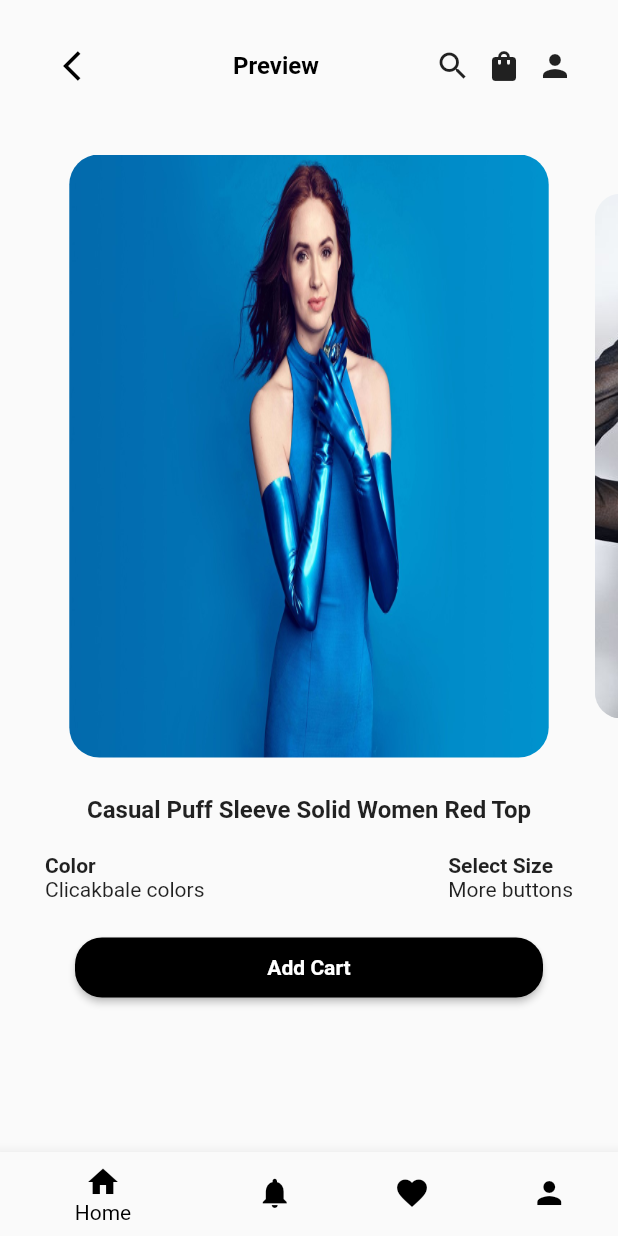
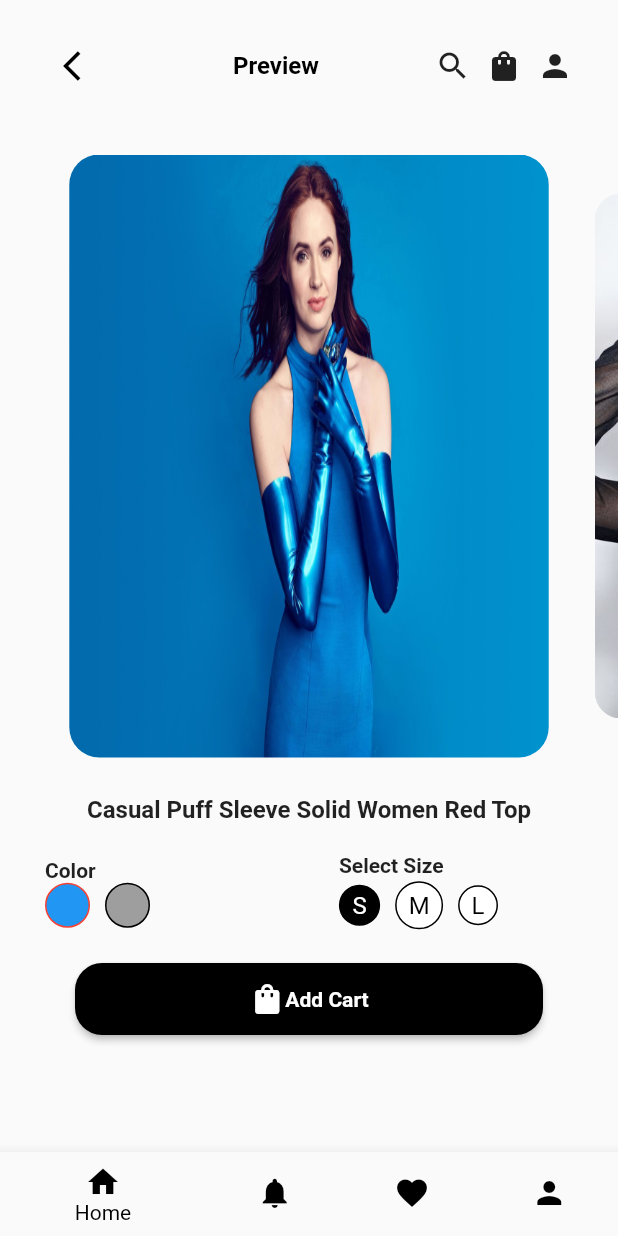
Before and after one commit to rohit0110/shop_app, a Flutter app: the PreviewPage screen opened directly, on a phone screen of 412 x 824 dp. Run offline on Flutter 3.47's test engine with Material 2 defaults, Android fonts, the phone set to English and light mode, and no system bars; drawn by our look-alikes of carousel_slider; our stand-ins replace flutter_credit_card, flutter_otp_text_field.

Commit message:
add buttons to preview page

```diff
--- a/doubts.txt
+++ b/doubts.txt
@@ -2,4 +2,3 @@
 buttons for color and size selection
 stack the red dot on shopping bag
 new header for outside screens
-suffix/prefix icons outside
--- a/shop_app/lib/pages/components/int_button.dart
+++ b/shop_app/lib/pages/components/int_button.dart
@@ -1,10 +1,19 @@
 import 'package:flutter/material.dart';
 
 class IntButton extends StatefulWidget {
-  const IntButton({Key? key, required this.title, required this.route})
+  const IntButton(
+      {Key? key,
+      required this.title,
+      required this.route,
+      required this.prefix,
+      required this.postfix,
+      required this.hasPre,
+      required this.hasPost})
       : super(key: key);
   final String title;
   final Widget route;
+  final IconData prefix, postfix;
+  final bool hasPre, hasPost;
   @override
   State<IntButton> createState() => _IntButtonState();
 }
@@ -38,11 +47,13 @@ class _IntButtonState extends State<IntButton> {
         },
         child: Row(
           children: [
+            if (widget.hasPre) Icon(widget.prefix),
             Text(
               widget.title,
               style: const TextStyle(
                   color: Colors.white, fontWeight: FontWeight.bold),
             ),
+            if (widget.hasPost) Icon(widget.postfix),
           ],
           mainAxisAlignment: MainAxisAlignment.center,
         ),
--- /dev/null
+++ b/shop_app/lib/pages/components/select_color.dart
@@ -0,0 +1,41 @@
+import 'package:flutter/material.dart';
+
+class SelectColor extends StatefulWidget {
+  const SelectColor({Key? key}) : super(key: key);
+
+  @override
+  State<SelectColor> createState() => _SelectColorState();
+}
+
+class _SelectColorState extends State<SelectColor> {
+  final List<Color> colors = [Colors.blue, Colors.grey];
+  int selectedColor = 0;
+
+  @override
+  Widget build(BuildContext context) {
+    return Row(
+      children: List.generate(
+          colors.length,
+          (index) => InkWell(
+                child: Container(
+                  height: 30,
+                  width: 30,
+                  margin: const EdgeInsets.only(right: 10),
+                  decoration: BoxDecoration(
+                      shape: BoxShape.circle,
+                      border: Border.all(
+                        color: (index == selectedColor)
+                            ? Colors.red
+                            : Colors.black,
+                      ),
+                      color: colors[index]),
+                ),
+                onTap: () {
+                  setState(() {
+                    selectedColor = index;
+                  });
+                },
+              )),
+    );
+  }
+}
--- /dev/null
+++ b/shop_app/lib/pages/components/select_size.dart
@@ -0,0 +1,46 @@
+import 'package:flutter/material.dart';
+
+class SelectSize extends StatefulWidget {
+  const SelectSize({Key? key}) : super(key: key);
+
+  @override
+  State<SelectSize> createState() => _SelectSizeState();
+}
+
+class _SelectSizeState extends State<SelectSize> {
+  final List<String> sizes = ["S", "M", "L"];
+  int selectedSize = 0;
+
+  @override
+  Widget build(BuildContext context) {
+    return Row(
+      children: List.generate(
+          sizes.length,
+          (index) => InkWell(
+                child: Container(
+                  padding: const EdgeInsets.all(8),
+                  margin: const EdgeInsets.only(right: 10),
+                  child: Text(
+                    sizes[index],
+                    style: TextStyle(
+                        fontSize: 16,
+                        color: (index == selectedSize)
+                            ? Colors.white
+                            : Colors.black),
+                  ),
+                  decoration: BoxDecoration(
+                    shape: BoxShape.circle,
+                    border: Border.all(),
+                    color:
+                        (index == selectedSize) ? Colors.black : Colors.white,
+                  ),
+                ),
+                onTap: () {
+                  setState(() {
+                    selectedSize = index;
+                  });
+                },
+              )),
+    );
+  }
+}
--- a/shop_app/lib/pages/preview.dart
+++ b/shop_app/lib/pages/preview.dart
@@ -4,6 +4,8 @@ import 'package:shop_app/pages/components/bot_nav.dart';
 import 'package:shop_app/pages/components/carousel.dart';
 import 'package:shop_app/pages/components/header.dart';
 import 'package:shop_app/pages/components/int_button.dart';
+import 'package:shop_app/pages/components/select_color.dart';
+import 'package:shop_app/pages/components/select_size.dart';
 
 class PreviewPage extends StatefulWidget {
   const PreviewPage({Key? key}) : super(key: key);
@@ -51,25 +53,33 @@ class _PreviewPageState extends State<PreviewPage> {
                         "Color",
                         style: TextStyle(fontWeight: FontWeight.bold),
                       ),
-                      Text(
-                        "Clicakbale colors",
-                      )
+                      SelectColor()
                     ],
                   ),
-                  Column(
-                    crossAxisAlignment: CrossAxisAlignment.start,
-                    children: const [
-                      Text("Select Size",
-                          style: TextStyle(fontWeight: FontWeight.bold)),
-                      Text("More buttons")
-                    ],
+                  Padding(
+                    padding: const EdgeInsets.only(right: 40),
+                    child: Column(
+                      crossAxisAlignment: CrossAxisAlignment.start,
+                      children: const [
+                        Text("Select Size",
+                            style: TextStyle(fontWeight: FontWeight.bold)),
+                        SelectSize()
+                      ],
+                    ),
                   )
                 ],
               ),
             ),
             const Padding(
               padding: EdgeInsets.all(20.0),
-              child: IntButton(title: "Add Cart", route: CartPage()),
+              child: IntButton(
+                title: "Add Cart",
+                route: CartPage(),
+                prefix: Icons.shopping_bag,
+                postfix: Icons.abc,
+                hasPre: true,
+                hasPost: false,
+              ),
             )
           ],
         ),
```
Also changed, not shown: shop_app/lib/pages/cart.dart (+8 -1 lines), shop_app/lib/pages/forgot_password.dart (+11 -4 lines), shop_app/lib/pages/payment.dart (+15 -5 lines), shop_app/lib/pages/profile.dart (+8 -1 lines), shop_app/lib/pages/shipping.dart (+9 -2 lines).
